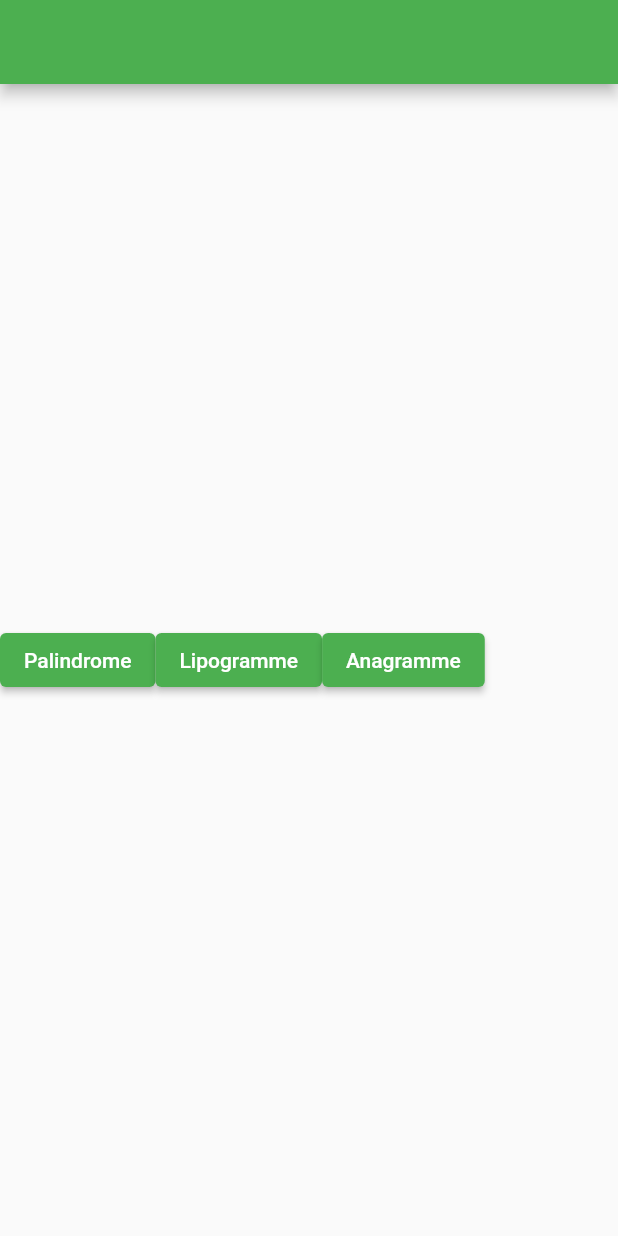
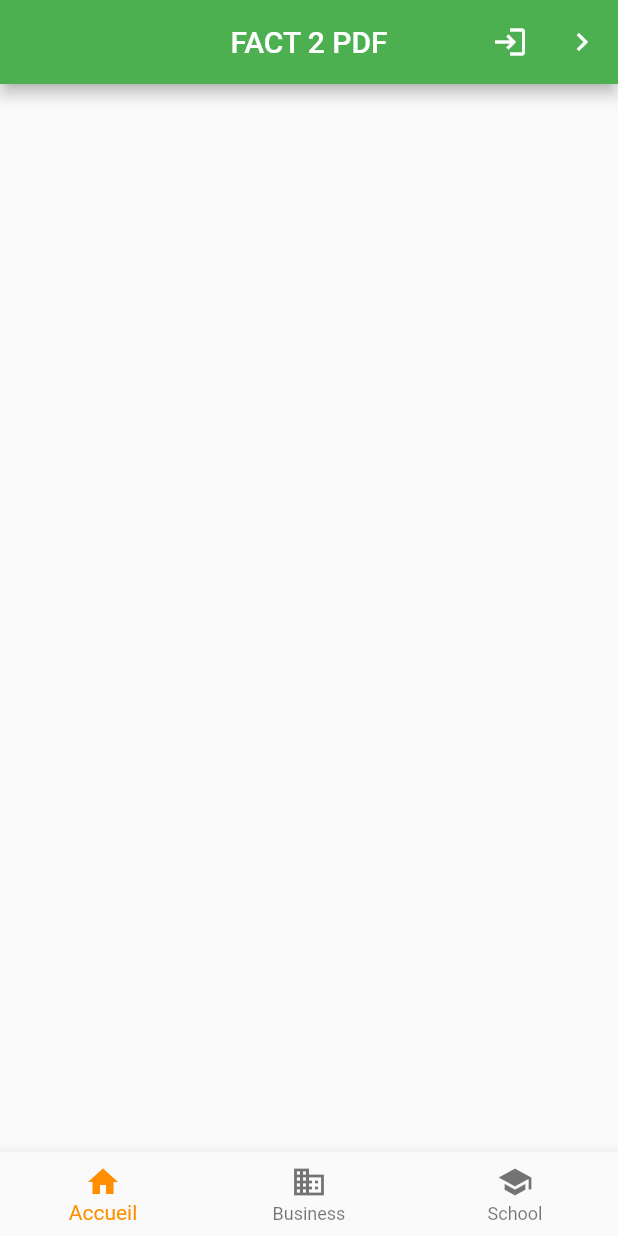
Before and after one commit to lolacld/fact2PDF, a Flutter app: the screen it shows after launch, on a phone screen of 412 x 824 dp. Run offline on Flutter 3.47's test engine with Material 2 defaults, Android fonts, the phone set to English and light mode, and no system bars; missing offline and left inert: dart:html, editable.

Commit message:
ajout de la page de login et arrangement divers

```diff
--- a/applimobile/lib/main.dart
+++ b/applimobile/lib/main.dart
@@ -1,7 +1,7 @@
+import 'package:applimobile/page/formulaire.dart';
 import 'package:flutter/material.dart';
 import 'dart:html';
 
-import 'page/bottombar.dart';
 import 'page/HomePage.dart';
 
 void main() {
@@ -13,7 +13,7 @@ class MyApp extends StatelessWidget {
   @override
   Widget build(BuildContext context) {
     return MaterialApp(
-        title: 'Flutter Demo',
+        title: 'FACT 2 PDF',
         theme: ThemeData(
           // This is the theme of your application.
           //
@@ -28,8 +28,9 @@ class MyApp extends StatelessWidget {
         ),
         routes: {
           '/':(context)=> HomeScreen(),
-          '/sidebar': (context)=> widgedbotbar(),
-        }
+          '/formulaire':(context)=> Home(),
+        },
+      initialRoute: '/',
     );
   }
 }
--- a/applimobile/lib/page/HomePage.dart
+++ b/applimobile/lib/page/HomePage.dart
@@ -1,26 +1,98 @@
 import 'package:flutter/material.dart';
-import 'bottombar.dart';
+import 'package:editable/editable.dart';
+class HomeScreen extends StatefulWidget {
+  @override
+  HomePage createState() => HomePage();
+}
 
-class HomeScreen extends StatelessWidget {
+class HomePage extends State<HomeScreen> {
+  int _selectedIndex = 0;
+  static const TextStyle optionStyle =
+      TextStyle(fontSize: 30, fontWeight: FontWeight.bold);
+  static const List<Widget> _widgetOptions = <Widget>[
+    Text(
+      'Index 0: Home',
+      style: optionStyle,
+    ),
+    Text(
+      'Index 1: Business',
+      style: optionStyle,
+    ),
+    Text(
+      'Index 2: School',
+      style: optionStyle,
+    ),
+  ];
+
+  void _onItemTapped(int index) {
+    setState(() {
+      _selectedIndex = index;
+    });
+  }
+
   @override
   Widget build(BuildContext context) {
     return Scaffold(
-        appBar: AppBar(),
-        body: Center(
-          child: Row(children: [
-            ElevatedButton(
-                onPressed: () => Navigator.pushNamed(context, '/palindrome'),
-                child: Text('Palindrome')),
-            ElevatedButton(
-                onPressed: () => Navigator.pushNamed(context, '/lipogramme'),
-                child: Text('Lipogramme')),
-            ElevatedButton(
-                onPressed: () => Navigator.pushNamed(context, '/anagramme'),
-                child: Text('Anagramme')),
-          ]),
-        )
+      appBar: AppBar(
+        title: Text(
+          'FACT 2 PDF',
+        ),
+        centerTitle: true,
+        actions: <Widget>[
+          IconButton(
+            icon: const Icon(Icons.login),
+            tooltip: 'Vous Connecter',
+            onPressed: () {
+              Navigator.pushNamed(context, '/formulaire');
+            },
+          ),
+          IconButton(
+            icon: const Icon(Icons.navigate_next),
+            tooltip: 'Go to the next page',
+            onPressed: () {
+              Navigator.push(context, MaterialPageRoute<void>(
+                builder: (BuildContext context) {
+                  return Scaffold(
+                    appBar: AppBar(
+                      title: const Text('Next page'),
+                    ),
+                    body: const Center(
+                      child: Text(
+                        'This is the next page',
+                        style: TextStyle(fontSize: 24),
+                      ),
+                    ),
+                  );
+                },
+              ));
+            },
+          ),
+        ],
+      ),
+      body: Container(
 
+
+      ),
+      bottomNavigationBar: BottomNavigationBar(
+        items: const <BottomNavigationBarItem>[
+          BottomNavigationBarItem(
+            icon: Icon(Icons.home),
+            label: 'Accueil',
+          ),
+          BottomNavigationBarItem(
+            icon: Icon(Icons.business),
+            label: 'Business',
+          ),
+          BottomNavigationBarItem(
+            icon: Icon(Icons.school),
+            label: 'School',
+          ),
+        ],
+        currentIndex: _selectedIndex,
+        selectedItemColor: Colors.amber[800],
+        onTap: _onItemTapped,
+      ),
     );
+  }
 
-  }
 }
--- a/applimobile/pubspec.yaml
+++ b/applimobile/pubspec.yaml
@@ -23,6 +23,7 @@ environment:
 dependencies:
   flutter:
     sdk: flutter
+  editable: any
 
 
   # The following adds the Cupertino Icons font to your application.
```
Also changed, not shown: applimobile/lib/page/bottombar.dart (deleted, +0 -71 lines), applimobile/lib/page/formulaire.dart (added, +96 -0 lines), applimobile/pubspec.lock.
